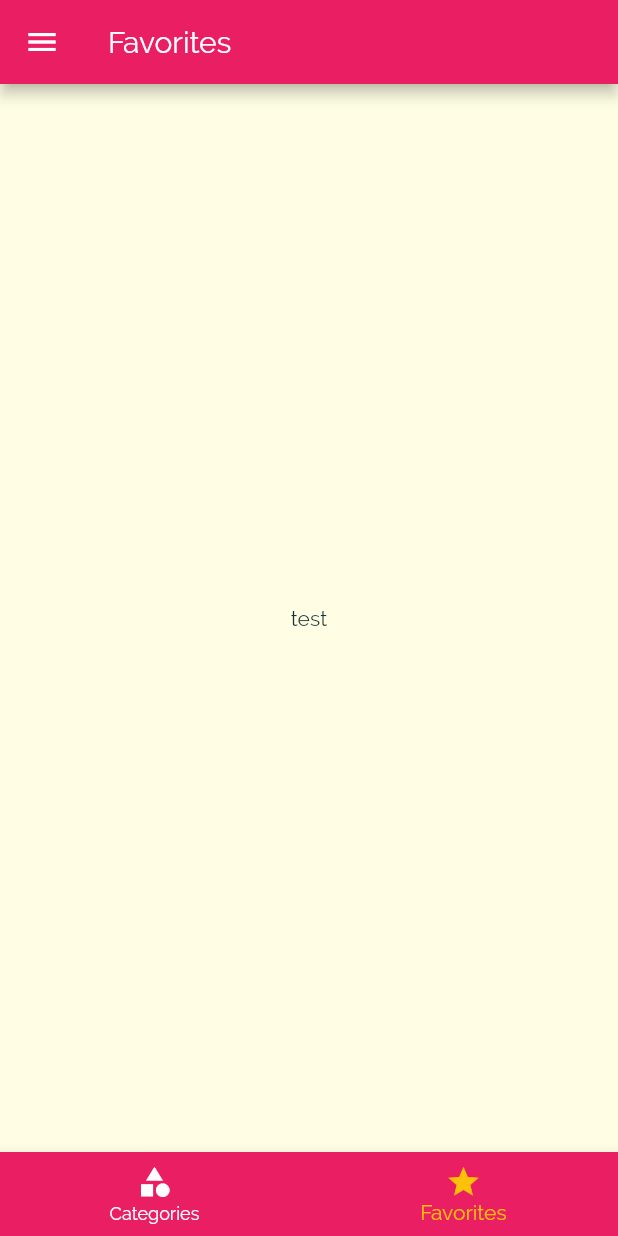
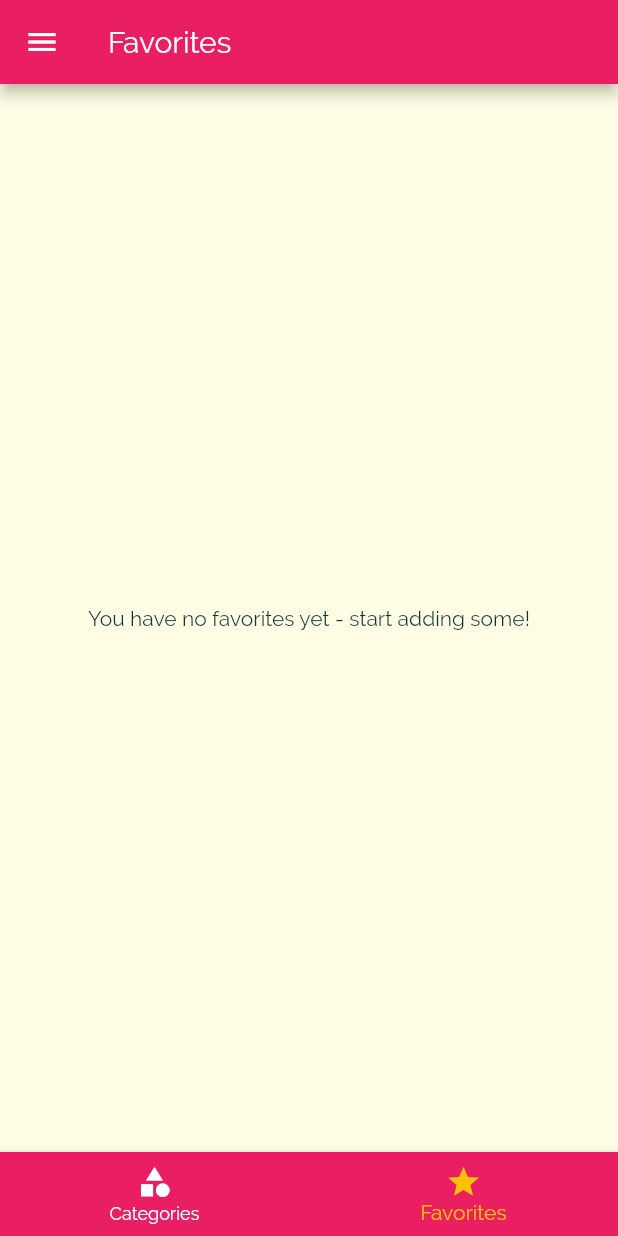
Before and after one commit to vimalprakashts/flutter_meal_app, a Flutter app: the screen it shows after launch, item 2 of the bottom bar chosen, on a phone screen of 412 x 824 dp. Run offline on Flutter 3.47's test engine with Material 2 defaults, Android fonts, the phone set to English and light mode, and no system bars.

Commit message:
adding favorite section

```diff
--- a/lib/main.dart
+++ b/lib/main.dart
@@ -23,6 +23,7 @@ class _MyAppState extends State<MyApp> {
   };
 
   List<Meal> _avialableMeals = DUMMY_MEALS;
+  List<Meal> _favoriteMeals = [];
 
   void _setFilters(Map<String, bool> _updatedFilters) {
     setState(() {
@@ -44,6 +45,25 @@ class _MyAppState extends State<MyApp> {
         return true;
       }).toList();
     });
+  }
+
+  void _toggleFavorite(String mealId) {
+    final existingIndex = _favoriteMeals.indexWhere((meal) {
+      return meal.id == mealId;
+    });
+    if (existingIndex >= 0) {
+      setState(() {
+        _favoriteMeals.removeAt(existingIndex);
+      });
+    } else {
+      setState(() {
+        _favoriteMeals.add(DUMMY_MEALS.firstWhere((meal) => meal.id == mealId));
+      });
+    }
+  }
+
+  bool _isMealFavorite(String mealid) {
+    return _favoriteMeals.any((meal) => meal.id == mealid);
   }
 
   @override
@@ -69,10 +89,11 @@ class _MyAppState extends State<MyApp> {
               ))),
       // home: CategoriesScreen(),
       routes: {
-        '/': (ctx) => TabsScreen(),
+        '/': (ctx) => TabsScreen(_favoriteMeals),
         CategoryMealsScreen.routeName: (ctx) =>
             CategoryMealsScreen(_avialableMeals),
-        MealDetailScreen.routeName: (ctx) => MealDetailScreen(),
+        MealDetailScreen.routeName: (ctx) =>
+            MealDetailScreen(_toggleFavorite, _isMealFavorite),
         FiltersScreen.routeName: (ctx) => FiltersScreen(_filters, _setFilters),
       },
     );
--- a/lib/screens/favorites_screen.dart
+++ b/lib/screens/favorites_screen.dart
@@ -1,8 +1,30 @@
 import 'package:flutter/material.dart';
+import 'package:flutter_meal_app/models/meal.dart';
+import 'package:flutter_meal_app/widgets/meal_item.dart';
 
 class FavoritesScreen extends StatelessWidget {
+  final List<Meal> _favoriteMeals;
+  FavoritesScreen(this._favoriteMeals);
+
   @override
   Widget build(BuildContext context) {
-    return Center(child: Text("test"));
+    return _favoriteMeals.isEmpty
+        ? Center(
+            child: Text("You have no favorites yet - start adding some!"),
+          )
+        : ListView.builder(
+            itemBuilder: (ctx, index) {
+              var mealItem = _favoriteMeals[index];
+              return MealItem(
+                id: mealItem.id,
+                title: mealItem.title,
+                affordability: mealItem.affordability,
+                complexity: mealItem.complexity,
+                duration: mealItem.duration,
+                imageURL: mealItem.imageUrl,
+              );
+            },
+            itemCount: _favoriteMeals.length,
+          );
   }
 }
--- a/lib/screens/tabs_screen.dart
+++ b/lib/screens/tabs_screen.dart
@@ -1,18 +1,36 @@
 import 'package:flutter/material.dart';
+import 'package:flutter_meal_app/models/meal.dart';
 import 'package:flutter_meal_app/screens/categories_screen.dart';
 import 'package:flutter_meal_app/screens/favorites_screen.dart';
 import 'package:flutter_meal_app/widgets/main_drawer.dart';
 
 class TabsScreen extends StatefulWidget {
+  final List<Meal> _favoriteMeals;
+
+  TabsScreen(this._favoriteMeals);
+
   @override
   _TabsScreenState createState() => _TabsScreenState();
 }
 
 class _TabsScreenState extends State<TabsScreen> {
-  final List<Map<String, Object>> _pages = [
-    {'page': CategoriesScreen(), 'title': 'Categories'},
-    {'page': FavoritesScreen(), 'title': 'Favorites'},
-  ];
+  List<Map<String, Object>> _pages = [];
+
+  @override
+  void initState() {
+    _pages = [
+      {
+        'page': CategoriesScreen(),
+        'title': 'Categories',
+      },
+      {
+        'page': FavoritesScreen(widget._favoriteMeals),
+        'title': 'Favorites',
+      },
+    ];
+
+    super.initState();
+  }
 
   int _selectedPageIndex = 0;
 
```
Also changed, not shown: lib/screens/meal_detail_screen.dart (+12 -1 lines).
